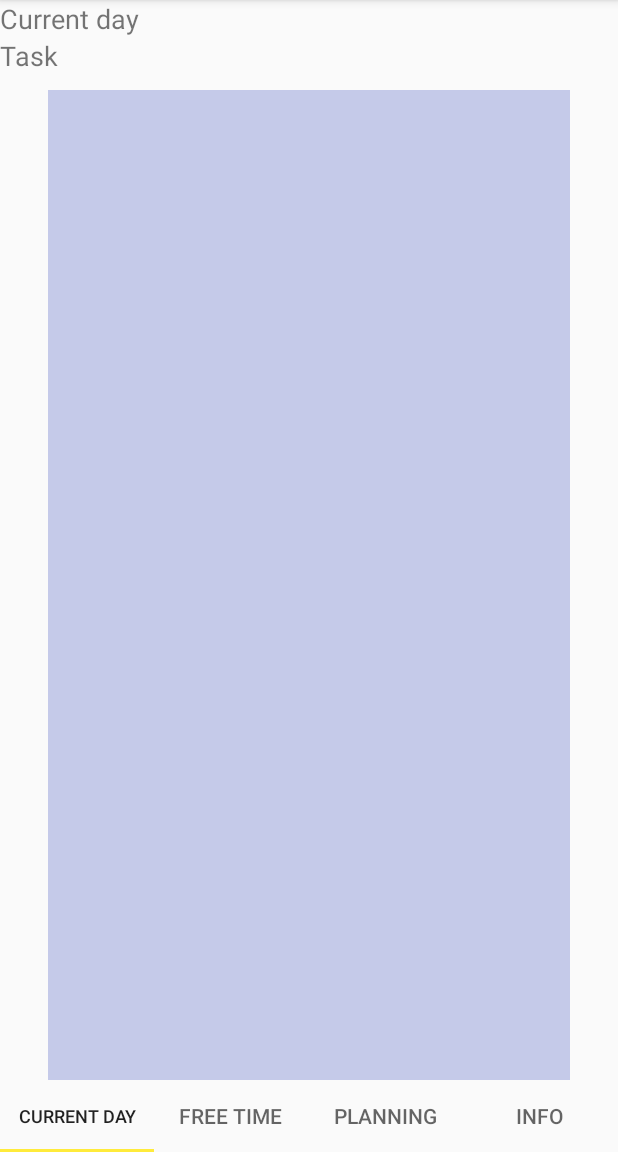
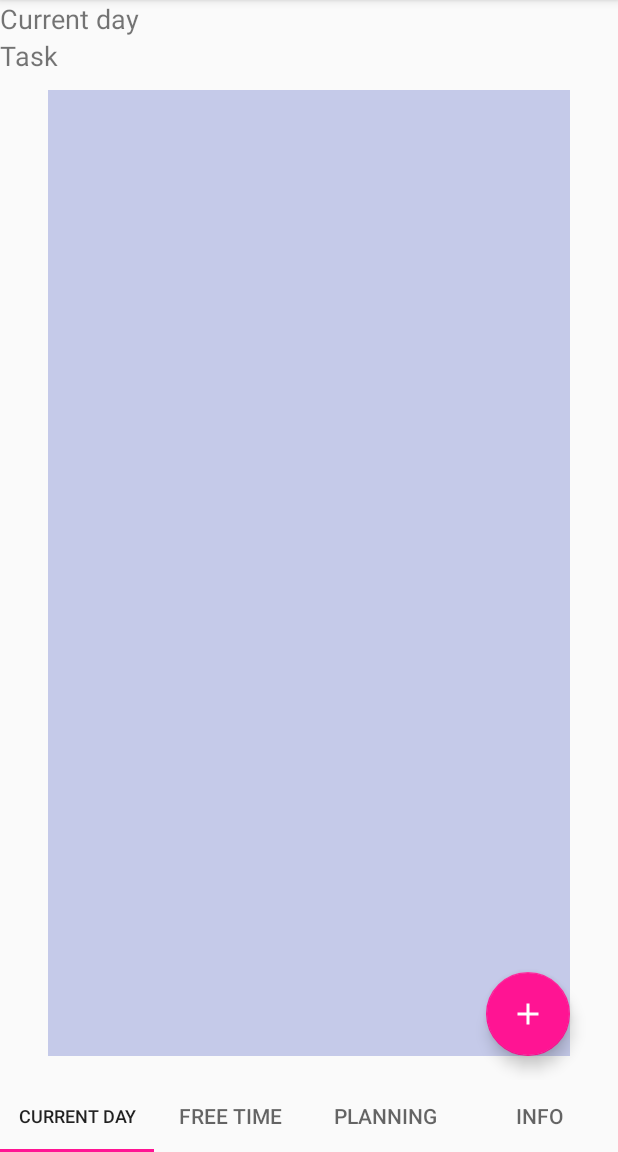
Before and after one commit to SharovIA/SmartPlanner, an Android app: the screen it shows after launch (MainActivity), on a phone screen of 412 x 824 dp, the part 84-1236 px from its top. Run offline under Robolectric (Android 15) with nearby library versions, the phone set to English and light mode, and no system bars.

Commit message:
Added UI and VM for new task

```diff
--- a/app/build.gradle
+++ b/app/build.gradle
@@ -29,11 +29,12 @@ dependencies {
     implementation 'androidx.appcompat:appcompat:1.1.0'
     implementation 'androidx.core:core-ktx:1.3.0'
     implementation 'androidx.constraintlayout:constraintlayout:1.1.3'
-    implementation 'com.google.android.material:material:1.0.0'
     implementation 'androidx.legacy:legacy-support-v4:1.0.0'
     implementation 'androidx.lifecycle:lifecycle-extensions:2.0.0'
     implementation 'androidx.lifecycle:lifecycle-viewmodel-ktx:2.0.0'
     testImplementation 'junit:junit:4.12'
     androidTestImplementation 'androidx.test.ext:junit:1.1.1'
     androidTestImplementation 'androidx.test.espresso:espresso-core:3.2.0'
+    implementation "androidx.viewpager2:viewpager2:1.0.0"
+    implementation "com.google.android.material:material:1.1.0-alpha07"
 }
--- a/app/src/main/AndroidManifest.xml
+++ b/app/src/main/AndroidManifest.xml
@@ -9,6 +9,7 @@
         android:roundIcon="@mipmap/ic_launcher_round"
         android:supportsRtl="true"
         android:theme="@style/AppTheme">
+        <activity android:name=".presentation.view.AddTaskActivity"></activity>
         <activity android:name=".presentation.view.MainActivity">
             <intent-filter>
                 <action android:name="android.intent.action.MAIN" />
--- a/app/src/main/java/com/ivanasharov/smartplanner/presentation/MyPagerAdapter.kt
+++ b/app/src/main/java/com/ivanasharov/smartplanner/presentation/MyPagerAdapter.kt
@@ -2,38 +2,25 @@ package com.ivanasharov.smartplanner.presentation
 
 import androidx.fragment.app.Fragment
 import androidx.fragment.app.FragmentManager
-import androidx.fragment.app.FragmentPagerAdapter
+import androidx.lifecycle.Lifecycle
+import androidx.viewpager2.adapter.FragmentStateAdapter
 import com.ivanasharov.smartplanner.presentation.view.CurrentDayFragment
 import com.ivanasharov.smartplanner.presentation.view.FreeTimeFragment
 import com.ivanasharov.smartplanner.presentation.view.InformationFragment
 import com.ivanasharov.smartplanner.presentation.view.PlanningFragment
 
-class MyPagerAdapter(fm: FragmentManager) : FragmentPagerAdapter(fm) {
+ class MyPagerAdapter(fm: FragmentManager, lifecycle: Lifecycle) :
+        FragmentStateAdapter(fm, lifecycle){
 
-    override fun getItem(position: Int): Fragment {
-        return when (position) {
-            0 -> CurrentDayFragment()
-            1 -> FreeTimeFragment()
-            2 -> PlanningFragment()
-            else -> {
-                return InformationFragment()
-            }
+        var fragments: ArrayList<Fragment> = arrayListOf(
+            CurrentDayFragment(),
+            FreeTimeFragment(),
+            PlanningFragment(),
+            InformationFragment()
+        )
+        override fun getItemCount(): Int = fragments.size
+
+        override fun createFragment(position: Int): Fragment {
+          return fragments[position]
         }
-    }
-
-    override fun getCount(): Int {
-        return 4
-    }
-
-    override fun getPageTitle(position: Int): CharSequence {
-        return when (position) {
-            0 -> "Current day"
-            1 -> "Free time"
-            2 -> "Planning"
-            else -> {
-                return "Info"
-            }
-        }
-    }
-
 }
--- a/app/src/main/java/com/ivanasharov/smartplanner/presentation/view/CurrentDayFragment.kt
+++ b/app/src/main/java/com/ivanasharov/smartplanner/presentation/view/CurrentDayFragment.kt
@@ -2,13 +2,19 @@ package com.ivanasharov.smartplanner.presentation.view
 
 import androidx.lifecycle.ViewModelProviders
 import android.os.Bundle
+import android.util.Log
 import androidx.fragment.app.Fragment
 import android.view.LayoutInflater
 import android.view.View
 import android.view.ViewGroup
+import android.widget.Toast
 
 import com.ivanasharov.smartplanner.R
 import com.ivanasharov.smartplanner.presentation.viewModel.CurrentDayViewModel
+import kotlinx.android.synthetic.main.current_day_fragment.*
+import android.content.Intent
+
+
 
 class CurrentDayFragment : Fragment() {
 
@@ -29,6 +35,9 @@ class CurrentDayFragment : Fragment() {
         super.onActivityCreated(savedInstanceState)
         viewModel = ViewModelProviders.of(this).get(CurrentDayViewModel::class.java)
         // TODO: Use the ViewModel
+        addTaskForCurrentDayButton.setOnClickListener{ Log.d("test", "HELLO!")
+            startActivity(Intent(requireContext(), AddTaskActivity::class.java))
+        }
     }
 
 }
--- a/app/src/main/java/com/ivanasharov/smartplanner/presentation/view/MainActivity.kt
+++ b/app/src/main/java/com/ivanasharov/smartplanner/presentation/view/MainActivity.kt
@@ -2,6 +2,8 @@ package com.ivanasharov.smartplanner.presentation.view
 
 import androidx.appcompat.app.AppCompatActivity
 import android.os.Bundle
+import androidx.viewpager2.widget.ViewPager2
+import com.google.android.material.tabs.TabLayoutMediator
 import com.ivanasharov.smartplanner.R
 import com.ivanasharov.smartplanner.presentation.MyPagerAdapter
 import kotlinx.android.synthetic.main.activity_main.*
@@ -11,10 +13,18 @@ class MainActivity : AppCompatActivity() {
     override fun onCreate(savedInstanceState: Bundle?) {
         super.onCreate(savedInstanceState)
         setContentView(R.layout.activity_main)
+        initViewPager2withFragments()
+    }
 
-        val fragmentAdapter = MyPagerAdapter(supportFragmentManager)
-        viewPager.adapter = fragmentAdapter
-
-        tabs.setupWithViewPager(viewPager)
+    private fun initViewPager2withFragments() {
+        var adapter = MyPagerAdapter(supportFragmentManager, lifecycle)
+        viewPager2.adapter = adapter
+        var names: ArrayList<String> = arrayListOf(getString(R.string.tab_1_current_day),
+                                                      getString(R.string.tab_2_free_time),
+                                                        getString(R.string.tab_3_planning),
+                                                            getString(R.string.tab_4_info))
+        TabLayoutMediator(tabs, viewPager2) { tab, position ->
+            tab.text = names[position]
+        }.attach()
     }
 }
--- /dev/null
+++ b/app/src/main/res/drawable/ic_add_white_24dp.xml
@@ -0,0 +1,5 @@
+<vector android:height="24dp" android:tint="#FFFFFF"
+    android:viewportHeight="24.0" android:viewportWidth="24.0"
+    android:width="24dp" xmlns:android="http://schemas.android.com/apk/res/android">
+    <path android:fillColor="#FF000000" android:pathData="M19,13h-6v6h-2v-6H5v-2h6V5h2v6h6v2z"/>
+</vector>
--- a/app/src/main/res/layout/activity_main.xml
+++ b/app/src/main/res/layout/activity_main.xml
@@ -15,8 +15,8 @@
         app:layout_constraintStart_toStartOf="parent"
         app:tabMode="fixed" />
 
-    <androidx.viewpager.widget.ViewPager
-        android:id="@+id/viewPager"
+    <androidx.viewpager2.widget.ViewPager2
+        android:id="@+id/viewPager2"
         android:layout_width="match_parent"
         android:layout_height="0dp"
         app:layout_constraintBottom_toTopOf="@+id/tabs"
--- a/app/src/main/res/layout/current_day_fragment.xml
+++ b/app/src/main/res/layout/current_day_fragment.xml
@@ -30,16 +30,32 @@
         app:layout_constraintTop_toBottomOf="@+id/dateTextView" />
 
     <androidx.recyclerview.widget.RecyclerView
+        android:id="@+id/recyclerView"
         android:layout_width="match_parent"
         android:layout_height="match_parent"
-        android:background="@color/primary_light"
         android:layout_marginStart="32dp"
         android:layout_marginTop="60dp"
         android:layout_marginEnd="32dp"
 
+        android:layout_marginBottom="16dp"
+        android:background="@color/primary_light"
+        app:layout_constraintBottom_toBottomOf="parent"
         app:layout_constraintEnd_toEndOf="parent"
         app:layout_constraintStart_toStartOf="parent"
         app:layout_constraintTop_toBottomOf="@+id/countTasksTextView" />
 
+    <com.google.android.material.floatingactionbutton.FloatingActionButton
+        android:id="@+id/addTaskForCurrentDayButton"
+        android:layout_width="wrap_content"
+        android:layout_height="wrap_content"
+        android:layout_marginEnd="16dp"
+        android:layout_marginBottom="16dp"
+        android:clickable="true"
+        android:src="@drawable/ic_add_white_24dp"
+        app:layout_constraintBottom_toBottomOf="parent"
+        app:layout_constraintEnd_toEndOf="parent"
+        app:layout_constraintHorizontal_bias="0.952"
+        app:layout_constraintStart_toStartOf="parent" />
+
 
 </androidx.constraintlayout.widget.ConstraintLayout>
--- a/app/src/main/res/values/colors.xml
+++ b/app/src/main/res/values/colors.xml
@@ -3,9 +3,10 @@
         <color name="primary">#3F51B5</color>
         <color name="primary_dark">#303F9F</color>
         <color name="primary_light">#C5CAE9</color>
-        <color name="accent">#FFEB3B</color>
+        <color name="accent">#FF1493</color>
         <color name="primary_text">#212121</color>
         <color name="secondary_text">#757575</color>
         <color name="icons">#FFFFFF</color>
         <color name="divider">#BDBDBD</color>
+        <color name="fon_add_task">#AEACE6F9</color>
 </resources>
```
Also changed, not shown: app/src/main/java/com/ivanasharov/smartplanner/presentation/view/AddTaskActivity.kt (added, +100 -0 lines), app/src/main/java/com/ivanasharov/smartplanner/presentation/viewModel/AddTaskViewModel.kt (added, +83 -0 lines), app/src/main/res/layout/activity_add_task.xml (added, +246 -0 lines), app/src/main/res/values/strings.xml (+28 -1 lines).
